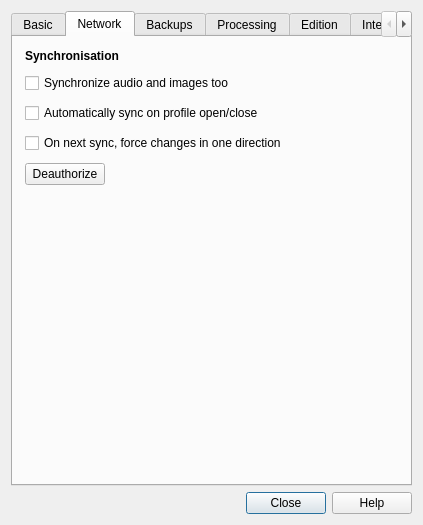
First picture: the form in designer/preferences.ui, repository lovac42/anki, before the edit.
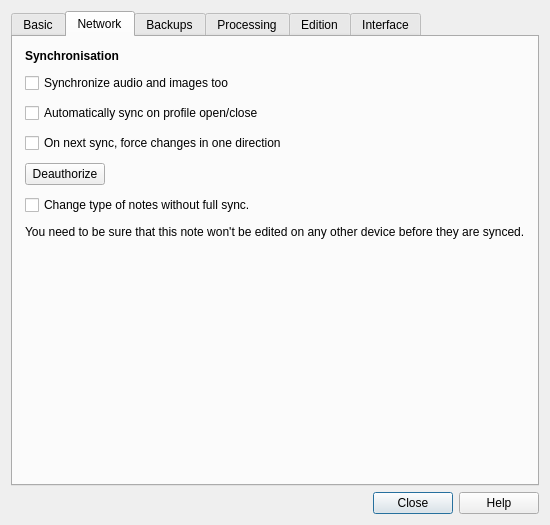
Second picture: the form after the edit. The open tabs and pages were chosen to show the change.

What changed in the file:
```diff
--- a/designer/preferences.ui
+++ b/designer/preferences.ui
@@ -309,6 +309,20 @@
              </item>
             </layout>
            </item>
+           <item>
+            <widget class="QCheckBox" name="changeTypeOfNoteWithoutSync">
+             <property name="text">
+              <string>Change type of notes without full sync.</string>
+             </property>
+            </widget>
+           </item>
+           <item>
+            <widget class="QLabel" name="label_5">
+             <property name="text">
+              <string>You need to be sure that this note won't be edited on any other device before they are synced.</string>
+             </property>
+            </widget>
+           </item>
           </layout>
          </item>
         </layout>
```
